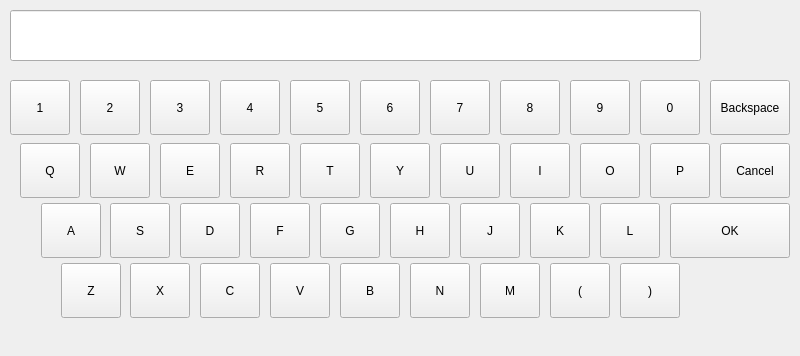
Before: the Qt Designer form custom_widgets/lineeditwithvirtualkeyboard/virtualkeyboarddialog.ui in GaussCheng/2-5AxisPunch, drawn with Qt 5.
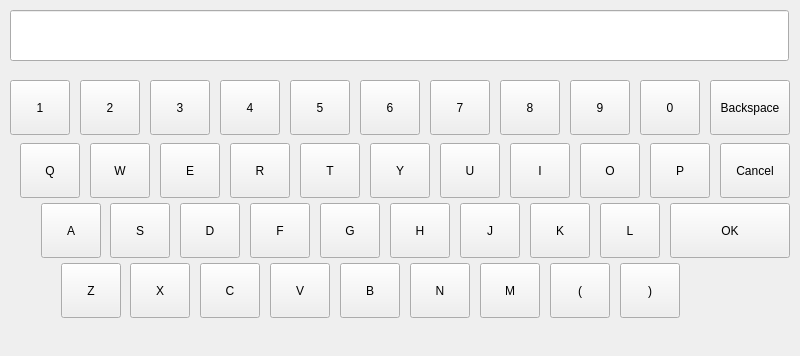
After: the same form once the commit is applied. Icons and pictures are not drawn.

```diff
--- a/custom_widgets/lineeditwithvirtualkeyboard/virtualkeyboarddialog.ui
+++ b/custom_widgets/lineeditwithvirtualkeyboard/virtualkeyboarddialog.ui
@@ -22,7 +22,7 @@
     <rect>
      <x>10</x>
      <y>10</y>
-     <width>691</width>
+     <width>779</width>
      <height>51</height>
     </rect>
    </property>
```
